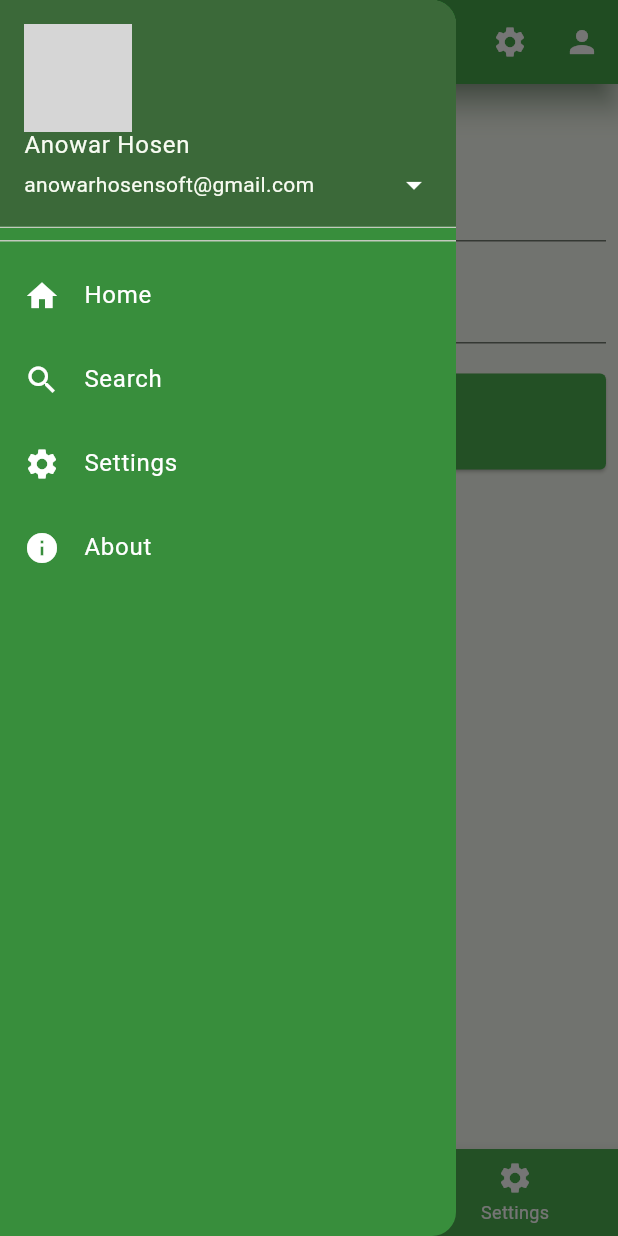
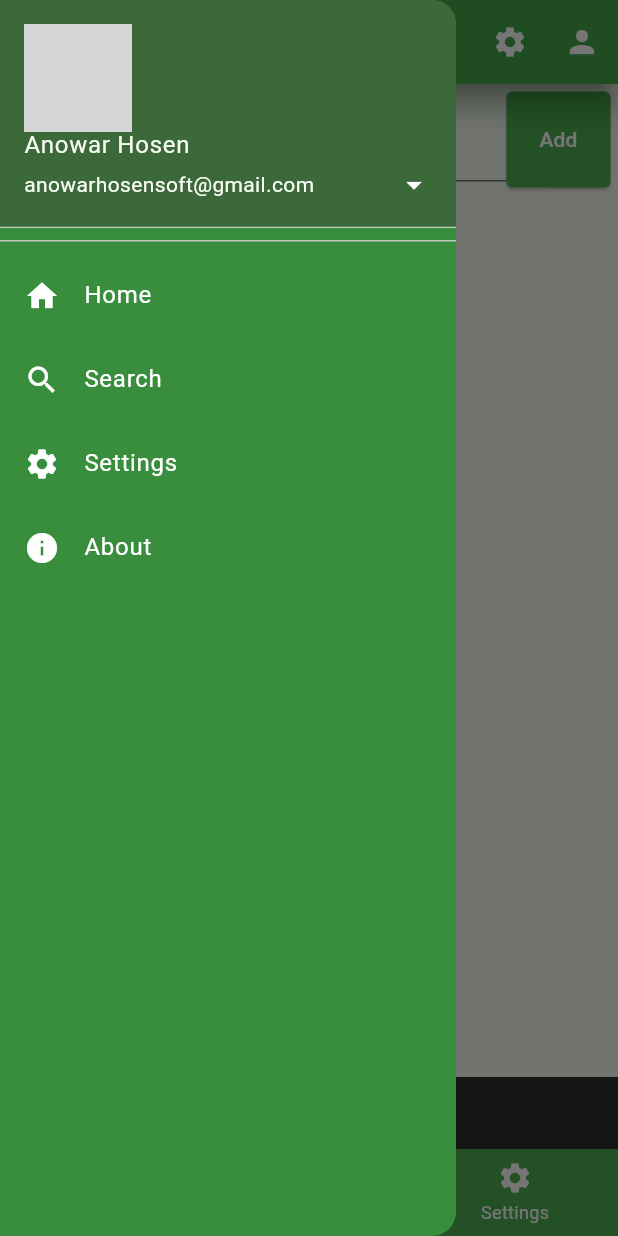
Before and after one commit to MdAnowarHosen/learn-flutter, a Flutter app: the ToDoApp screen opened directly, with the side drawer open, on a phone screen of 412 x 824 dp. Run offline on Flutter 3.47's test engine with Material 3 defaults, Android fonts, the phone set to English and light mode, and no system bars; network calls fail; grey boxes are pictures that could not be loaded.

Commit message:
WIP: do to app

```diff
--- a/lib/toDoPage.dart
+++ b/lib/toDoPage.dart
@@ -10,24 +10,23 @@ class ToDoApp extends StatefulWidget {
 }
 
 class ToDoAppUI extends State<ToDoApp> {
-  Map<String, double> FormValues = {"Num1": 0, "Num2": 0};
-  double sum = 0;
+  List lists = [];
+  var item = '';
+
+  setItem(value) {
+    setState(() {
+      item = value;
+    });
+  }
+
+  addList() {
+    setState(() {
+      lists.add({'item': item});
+    });
+  }
 
   @override
   Widget build(BuildContext context) {
-    MyInputOnChanged(String key, String value) {
-      setState(() {
-        // FormValues[key] = value;
-        FormValues.update(key, (update) => double.parse(value));
-      });
-    }
-
-    Sum() {
-      setState(() {
-        sum = FormValues["Num1"]! + FormValues["Num2"]!;
-      });
-    }
-
     return Scaffold(
       appBar: AppBar(
         title: Text("Flutter App"),
@@ -144,30 +143,43 @@ class ToDoAppUI extends State<ToDoApp> {
         ),
       ),
       body: Padding(
-        padding: EdgeInsets.all(8.0),
+        padding: EdgeInsets.all(5),
         child: Column(
           children: [
-            Text(sum.toString(), style: titleStyle()),
-            SizedBox(height: 20),
-            // input field
-            TextFormField(
-              decoration: inputDecoration("Enter 1st number"),
-              onChanged: (value) => MyInputOnChanged("Num1", value),
+            Row(
+              mainAxisAlignment: MainAxisAlignment.start,
+              children: [
+                Expanded(
+                  child: TextFormField(
+                    onChanged: (value) {
+                      setItem(value);
+                    },
+                    decoration: InputDecoration(labelText: 'Enter Task'),
+                  ),
+                ),
+                ElevatedButton(
+                  onPressed: () {
+                    addList();
+                  },
+                  child: Text('Add'),
+                  style: buttonStyle(),
+                ),
+              ],
             ),
-            SizedBox(height: 20),
-            TextFormField(
-              decoration: inputDecoration("Enter 2nd number"),
-              onChanged: (value) => MyInputOnChanged("Num2", value),
-            ),
-            SizedBox(height: 20),
-            Container(
-              width: double.infinity,
-              child: ElevatedButton(
-                onPressed: () {
-                  Sum();
+
+            // list view
+            Expanded(
+              child: ListView.builder(
+                itemCount: lists.length,
+                itemBuilder: (context, index) {
+                  return ListTile(
+                    title: Text(lists[index]['item'].toString()),
+                    trailing: IconButton(
+                      icon: Icon(Icons.delete),
+                      onPressed: () {},
+                    ),
+                  );
                 },
-                child: Text("Sum"),
-                style: buttonStyle(),
               ),
             ),
           ],
```
Also changed, not shown: lib/main.dart (+14 -4 lines).
